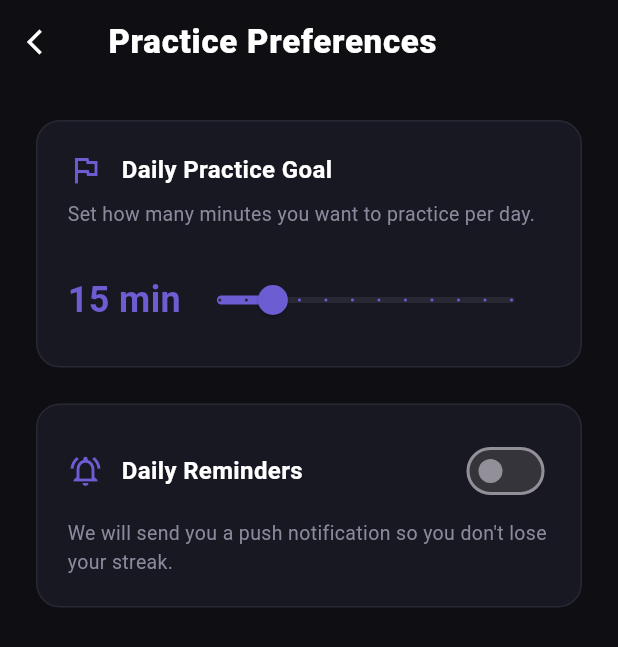
After one commit to YaderPR/SpeakRight, a Flutter app: the SettingsScreen screen opened directly, after a tap on "Practice Preferences", on a phone screen of 412 x 824 dp. The commit adds this screen. Shown: the top 647 px of the screen. Run offline on Flutter 3.47's test engine with Material 3 defaults, Android fonts, the phone set to English and light mode, and no system bars; our stand-ins replace dio, flutter_local_notifications, flutter_riverpod, get_it, shared_preferences, sqflite and 1 more; missing offline and left inert: record, sherpa_onnx; accounts and stored records are empty.

Commit message:
feat: add user preferences and audio settings architecture

```diff
--- /dev/null
+++ b/lib/presentation/settings/views/practice_preferences_screen.dart
@@ -0,0 +1,185 @@
+import 'package:flutter/material.dart';
+import 'package:flutter_riverpod/flutter_riverpod.dart';
+import 'package:speak_right/presentation/settings/viewmodels/preferences_viewmodel.dart';
+
+class PracticePreferencesScreen extends ConsumerWidget {
+  const PracticePreferencesScreen({super.key});
+
+  @override
+  Widget build(BuildContext context, WidgetRef ref) {
+    final state = ref.watch(preferencesViewModelProvider);
+    final viewModel = ref.read(preferencesViewModelProvider.notifier);
+
+    const bgDark = Color(0xFF0F0F13);
+    const surfaceDark = Color(0xFF181822);
+    const borderColor = Color(0xFF282835);
+    const primaryAccent = Color(0xFF6C5DD3);
+    const textMuted = Color(0xFF8A8A9D);
+
+    return Scaffold(
+      backgroundColor: bgDark,
+      appBar: AppBar(
+        backgroundColor: Colors.transparent,
+        elevation: 0,
+        leading: IconButton(
+          icon: const Icon(Icons.arrow_back_ios, color: Colors.white, size: 20),
+          onPressed: () => Navigator.of(context).pop(),
+        ),
+        title: const Text(
+          'Practice Preferences',
+          style: TextStyle(
+            color: Colors.white,
+            fontWeight: FontWeight.w800,
+            letterSpacing: 0.5,
+          ),
+        ),
+      ),
+      body: ListView(
+        padding: const EdgeInsets.all(24.0),
+        children: [
+          // Daily Goal
+          Container(
+            padding: const EdgeInsets.all(20),
+            decoration: BoxDecoration(
+              color: surfaceDark,
+              borderRadius: BorderRadius.circular(16),
+              border: Border.all(color: borderColor),
+            ),
+            child: Column(
+              crossAxisAlignment: CrossAxisAlignment.start,
+              children: [
+                const Row(
+                  children: [
+                    Icon(Icons.flag_outlined, color: primaryAccent),
+                    SizedBox(width: 12),
+                    Text(
+                      'Daily Practice Goal',
+                      style: TextStyle(
+                        color: Colors.white,
+                        fontSize: 16,
+                        fontWeight: FontWeight.w600,
+                      ),
+                    ),
+                  ],
+                ),
+                const SizedBox(height: 8),
+                Text(
+                  'Set how many minutes you want to practice per day.',
+                  style: TextStyle(color: textMuted, fontSize: 13),
+                ),
+                const SizedBox(height: 24),
+                Row(
+                  children: [
+                    Text(
+                      '${state.dailyGoal} min',
+                      style: const TextStyle(
+                        color: primaryAccent,
+                        fontSize: 24,
+                        fontWeight: FontWeight.bold,
+                      ),
+                    ),
+                    Expanded(
+                      child: Slider(
+                        value: state.dailyGoal.toDouble(),
+                        min: 5,
+                        max: 60,
+                        divisions: 11,
+                        activeColor: primaryAccent,
+                        inactiveColor: borderColor,
+                        onChanged: (val) {
+                          viewModel.setDailyGoal(val.toInt());
+                        },
+                      ),
+                    ),
+                  ],
+                ),
+              ],
+            ),
+          ),
+          const SizedBox(height: 24),
+
+          // Reminders
+          Container(
+            padding: const EdgeInsets.all(20),
+            decoration: BoxDecoration(
+              color: surfaceDark,
+              borderRadius: BorderRadius.circular(16),
+              border: Border.all(color: borderColor),
+            ),
+            child: Column(
+              crossAxisAlignment: CrossAxisAlignment.start,
+              children: [
+                Row(
+                  mainAxisAlignment: MainAxisAlignment.spaceBetween,
+                  children: [
+                    const Row(
+                      children: [
+                        Icon(Icons.notifications_active_outlined, color: primaryAccent),
+                        SizedBox(width: 12),
+                        Text(
+                          'Daily Reminders',
+                          style: TextStyle(
+                            color: Colors.white,
+                            fontSize: 16,
+                            fontWeight: FontWeight.w600,
+                          ),
+                        ),
+                      ],
+                    ),
+                    Switch(
+                      value: state.remindersEnabled,
+                      activeColor: primaryAccent,
+                      onChanged: (val) => viewModel.toggleReminders(val),
+                    ),
+                  ],
+                ),
+                const SizedBox(height: 8),
+                Text(
+                  'We will send you a push notification so you don\'t lose your streak.',
+                  style: TextStyle(color: textMuted, fontSize: 13),
+                ),
+                if (state.remindersEnabled) ...[
+                  const SizedBox(height: 24),
+                  const Divider(color: borderColor),
+                  const SizedBox(height: 8),
+                  ListTile(
+                    contentPadding: EdgeInsets.zero,
+                    title: const Text(
+                      'Reminder Time',
+                      style: TextStyle(color: Colors.white, fontSize: 15),
+                    ),
+                    trailing: Container(
+                      padding: const EdgeInsets.symmetric(horizontal: 16, vertical: 8),
+                      decoration: BoxDecoration(
+                        color: primaryAccent.withOpacity(0.1),
+                        borderRadius: BorderRadius.circular(8),
+                      ),
+                      child: Text(
+                        state.reminderTime != null
+                          ? state.reminderTime!.format(context)
+                          : 'Select Time',
+                        style: const TextStyle(
+                          color: primaryAccent,
+                          fontWeight: FontWeight.bold,
+                        ),
+                      ),
+                    ),
+                    onTap: () async {
+                      final TimeOfDay? time = await showTimePicker(
+                        context: context,
+                        initialTime: state.reminderTime ?? const TimeOfDay(hour: 20, minute: 0),
+                      );
+                      if (time != null) {
+                        viewModel.setReminderTime(time);
+                      }
+                    },
+                  ),
+                ],
+              ],
+            ),
+          ),
+        ],
+      ),
+    );
+  }
+}
--- a/lib/presentation/settings/views/settings_screen.dart
+++ b/lib/presentation/settings/views/settings_screen.dart
@@ -1,5 +1,7 @@
 import 'package:flutter/material.dart';
 import 'package:speak_right/presentation/settings/views/speech_models_screen.dart';
+import 'package:speak_right/presentation/settings/views/practice_preferences_screen.dart';
+import 'package:speak_right/presentation/settings/views/audio_settings_screen.dart';
 
 class SettingsScreen extends StatelessWidget {
   const SettingsScreen({super.key});
@@ -36,23 +38,42 @@ class SettingsScreen extends StatelessWidget {
           _buildCategoryHeader('PREFERENCES', primaryAccent),
           _buildSettingsTile(
             context,
-            icon: Icons.dark_mode_outlined,
-            title: 'Appearance',
-            subtitle: 'Dark theme',
+            icon: Icons.flag_outlined,
+            title: 'Practice Preferences',
+            subtitle: 'Daily goals and reminders',
             surfaceDark: surfaceDark,
             borderColor: borderColor,
             primaryAccent: primaryAccent,
             textMuted: textMuted,
             onTap: () {
-              // Placeholder for future theme settings
-              ScaffoldMessenger.of(context).showSnackBar(
-                const SnackBar(content: Text('Coming soon!')),
+              Navigator.of(context).push(
+                MaterialPageRoute(
+                  builder: (context) => const PracticePreferencesScreen(),
+                ),
               );
             },
           ),
           const SizedBox(height: 24),
 
-          _buildCategoryHeader('SPEECH RECOGNITION', primaryAccent),
+          _buildCategoryHeader('AUDIO & SPEECH', primaryAccent),
+          _buildSettingsTile(
+            context,
+            icon: Icons.mic_none_outlined,
+            title: 'Audio Settings',
+            subtitle: 'Auto-stop and noise suppression',
+            surfaceDark: surfaceDark,
+            borderColor: borderColor,
+            primaryAccent: primaryAccent,
+            textMuted: textMuted,
+            onTap: () {
+              Navigator.of(context).push(
+                MaterialPageRoute(
+                  builder: (context) => const AudioSettingsScreen(),
+                ),
+              );
+            },
+          ),
+          const SizedBox(height: 8),
           _buildSettingsTile(
             context,
             icon: Icons.record_voice_over_outlined,
--- a/pubspec.yaml
+++ b/pubspec.yaml
@@ -53,6 +53,9 @@ dependencies:
 
   # HTTP / Downloader
   dio: ^5.4.0
+  shared_preferences: ^2.5.5
+  flutter_local_notifications: ^22.0.1
+  timezone: ^0.11.0
 
 dev_dependencies:
   flutter_test:
```
Also changed, not shown: lib/core/di/injection_container.dart (+15 -0 lines), lib/core/services/notification_service.dart (added, +76 -0 lines), lib/data/repositories/shared_prefs_user_preferences_repository_impl.dart (added, +73 -0 lines), lib/domain/repositories/user_preferences_repository.dart (added, +21 -0 lines), lib/presentation/settings/state/preferences_state.dart (added, +33 -0 lines), lib/presentation/settings/viewmodels/preferences_viewmodel.dart (added, +68 -0 lines), lib/presentation/settings/views/audio_settings_screen.dart (added, +129 -0 lines), pubspec.lock, 2 other files.
